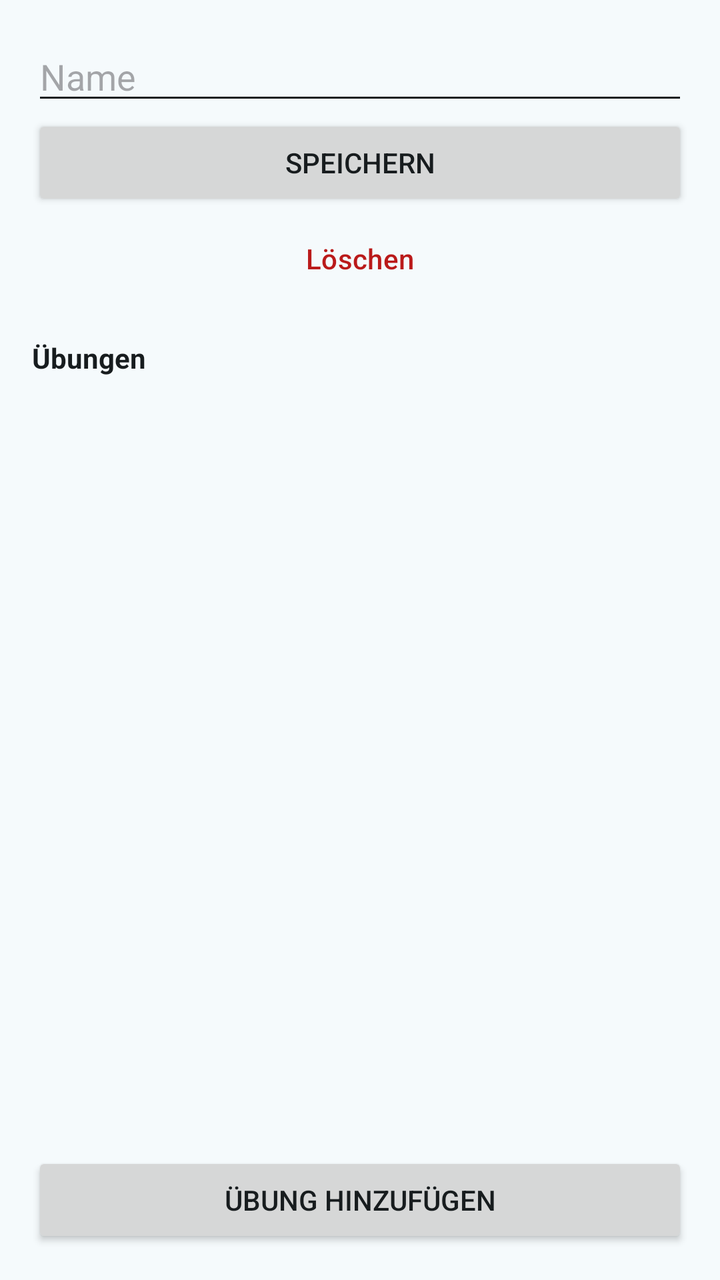
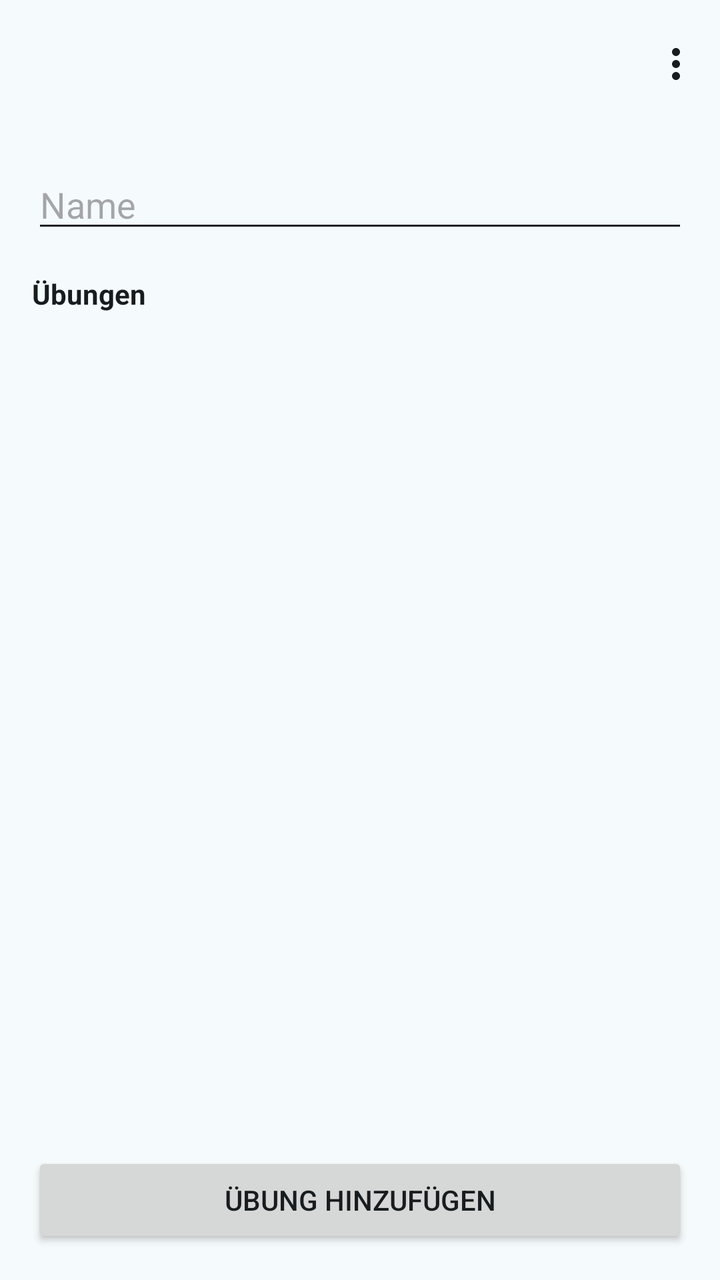

Compare the two renders of this Android layout. The source of the first and the diff that turns it into the second are given below.
<!-- AndroidManifest.xml: application theme Theme.Workout -->
<!-- res/layout/fragment_workout_edit.xml -->
<?xml version="1.0" encoding="utf-8"?>
<LinearLayout xmlns:android="http://schemas.android.com/apk/res/android"
    android:layout_width="match_parent"
    android:layout_height="match_parent"
    android:orientation="vertical"
    android:padding="16dp">

    <EditText
        android:id="@+id/edtName"
        android:layout_width="match_parent"
        android:layout_height="wrap_content"
        android:hint="Name"/>

    <Button
        android:id="@+id/btnSave"
        android:layout_width="match_parent"
        android:layout_height="wrap_content"
        android:text="Speichern"/>

    <Button
        android:id="@+id/btnDelete"
        style="@style/Widget.Workout.DeleteButton"
        android:layout_width="match_parent"
        android:layout_height="wrap_content"
        android:text="Löschen"/>
    <TextView
        android:layout_width="wrap_content"
        android:layout_height="wrap_content"
        android:layout_marginTop="16dp"
        android:text="Übungen"
        android:textStyle="bold"/>

    <androidx.recyclerview.widget.RecyclerView
        android:id="@+id/listExercises"
        android:layout_width="match_parent"
        android:layout_height="0dp"
        android:layout_marginTop="8dp"
        android:layout_weight="1"/>

    <Button
        android:id="@+id/btnAddExercise"
        android:layout_width="match_parent"
        android:layout_height="wrap_content"
        android:text="Übung hinzufügen"/>
</LinearLayout>
<!-- resources referenced by this layout -->
<resources>
  <style name="Widget.Workout.DeleteButton" parent="Widget.Material3.Button.TextButton">
          <item name="android:textColor">?attr/colorError</item>
      </style>
  <style name="Theme.Workout" parent="Base.Theme.Workout" />
  <color name="primary">#00687A</color>
  <color name="on_primary">#FFFFFF</color>
  <color name="primary_container">#ACEDFF</color>
  <color name="on_primary_container">#001F26</color>
  <color name="primary_inverse">#84D2E7</color>
  <color name="secondary">#4B6269</color>
  <color name="on_secondary">#FFFFFF</color>
  <color name="secondary_container">#CEE7EF</color>
  <color name="on_secondary_container">#061F25</color>
  <color name="tertiary">#565D7E</color>
  <color name="on_tertiary">#FFFFFF</color>
  <color name="tertiary_container">#DDE1FF</color>
  <color name="on_tertiary_container">#131A37</color>
  <color name="error">#BA1A1A</color>
  <color name="on_error">#FFFFFF</color>
  <color name="error_container">#FFDAD6</color>
  <color name="on_error_container">#410002</color>
  <color name="surface">#F5FAFC</color>
  <color name="on_surface">#171C1E</color>
  <color name="surface_variant">#DBE4E7</color>
  <color name="on_surface_variant">#3F484B</color>
  <color name="surface_inverse">#2B3133</color>
  <color name="on_surface_inverse">#ECF2F4</color>
  <color name="surface_dim">#D5DBDD</color>
  <color name="surface_bright">#F5FAFC</color>
  <color name="surface_container_lowest">#FFFFFF</color>
  <color name="surface_container_low">#EFF4F7</color>
  <color name="surface_container">#E9EFF1</color>
  <color name="surface_container_high">#E3E9EB</color>
  <color name="surface_container_highest">#DEE3E6</color>
  <color name="outline">#70797C</color>
  <color name="outline_variant">#BFC8CB</color>
  <!-- unchanged entries left out for length: 1 -->
</resources>

<!-- the commit's change to res/layout/fragment_workout_edit.xml (unified diff, before → after) -->
@@ -1,45 +1,46 @@
 <?xml version="1.0" encoding="utf-8"?>
 <LinearLayout xmlns:android="http://schemas.android.com/apk/res/android"
+    xmlns:app="http://schemas.android.com/apk/res-auto"
     android:layout_width="match_parent"
     android:layout_height="match_parent"
-    android:orientation="vertical"
-    android:padding="16dp">
+    android:orientation="vertical">
 
-    <EditText
-        android:id="@+id/edtName"
+    <com.google.android.material.appbar.MaterialToolbar
+        android:id="@+id/toolbar"
         android:layout_width="match_parent"
-        android:layout_height="wrap_content"
-        android:hint="Name"/>
+        android:layout_height="?attr/actionBarSize"
+        app:menu="@menu/menu_workout_edit"/>
 
-    <Button
-        android:id="@+id/btnSave"
+    <LinearLayout
         android:layout_width="match_parent"
-        android:layout_height="wrap_content"
-        android:text="Speichern"/>
+        android:layout_height="match_parent"
+        android:orientation="vertical"
+        android:padding="16dp">
 
-    <Button
-        android:id="@+id/btnDelete"
-        style="@style/Widget.Workout.DeleteButton"
-        android:layout_width="match_parent"
-        android:layout_height="wrap_content"
-        android:text="Löschen"/>
-    <TextView
-        android:layout_width="wrap_content"
-        android:layout_height="wrap_content"
-        android:layout_marginTop="16dp"
-        android:text="Übungen"
-        android:textStyle="bold"/>
+        <EditText
+            android:id="@+id/edtName"
+            android:layout_width="match_parent"
+            android:layout_height="wrap_content"
+            android:hint="Name"/>
 
-    <androidx.recyclerview.widget.RecyclerView
-        android:id="@+id/listExercises"
-        android:layout_width="match_parent"
-        android:layout_height="0dp"
-        android:layout_marginTop="8dp"
-        android:layout_weight="1"/>
+        <TextView
+            android:layout_width="wrap_content"
+            android:layout_height="wrap_content"
+            android:layout_marginTop="16dp"
+            android:text="Übungen"
+            android:textStyle="bold"/>
 
-    <Button
-        android:id="@+id/btnAddExercise"
-        android:layout_width="match_parent"
-        android:layout_height="wrap_content"
-        android:text="Übung hinzufügen"/>
+        <androidx.recyclerview.widget.RecyclerView
+            android:id="@+id/listExercises"
+            android:layout_width="match_parent"
+            android:layout_height="0dp"
+            android:layout_marginTop="8dp"
+            android:layout_weight="1"/>
+
+        <Button
+            android:id="@+id/btnAddExercise"
+            android:layout_width="match_parent"
+            android:layout_height="wrap_content"
+            android:text="Übung hinzufügen"/>
+    </LinearLayout>
 </LinearLayout>
<!-- resource entries referenced after the edit -->
@@ -1,8 +1,5 @@
 <!-- resources referenced by this layout -->
 <resources>
-  <style name="Widget.Workout.DeleteButton" parent="Widget.Material3.Button.TextButton">
-          <item name="android:textColor">?attr/colorError</item>
-      </style>
   <style name="Theme.Workout" parent="Base.Theme.Workout" />
   <color name="primary">#00687A</color>
   <color name="on_primary">#FFFFFF</color>
